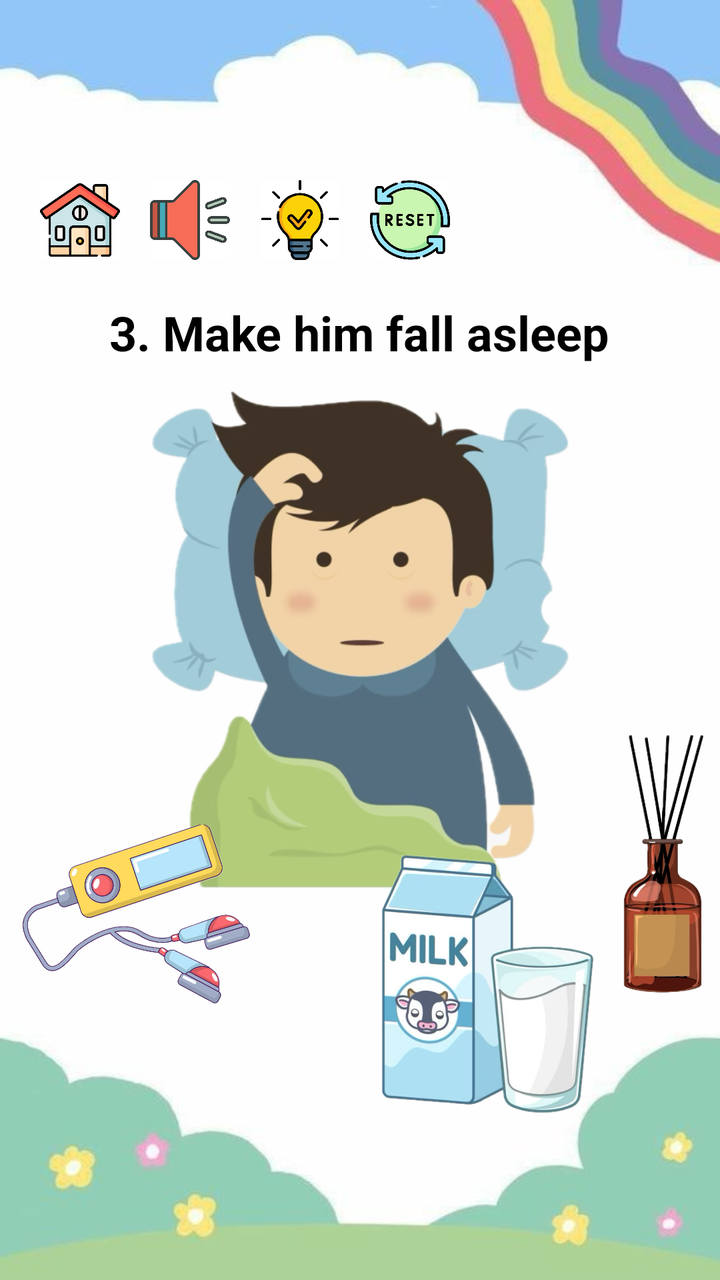
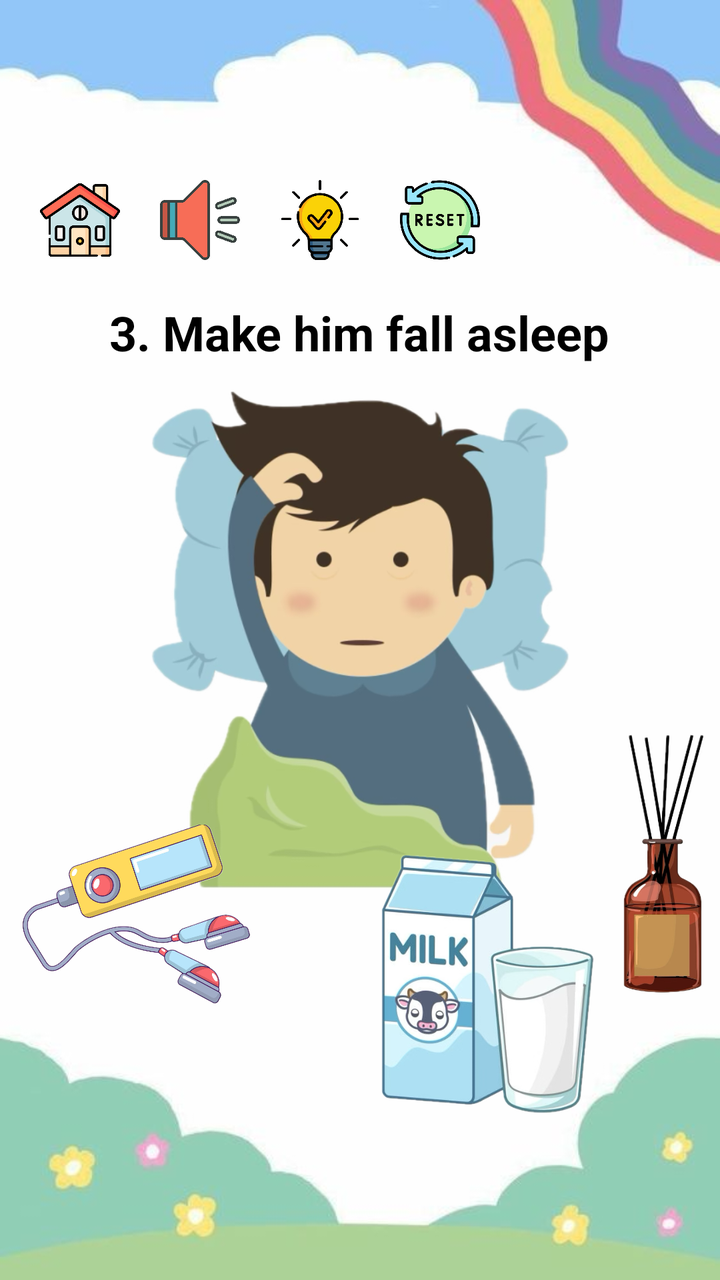

Compare the two renders of this Android layout. The source of the first and the diff that turns it into the second are given below.
<!-- AndroidManifest.xml: application theme Theme.SEHH3165_GP -->
<!-- res/layout/game3_sleep.xml -->
<?xml version="1.0" encoding="utf-8"?>
<RelativeLayout xmlns:android="http://schemas.android.com/apk/res/android"
    xmlns:tools="http://schemas.android.com/tools"
    android:layout_width="match_parent"
    android:layout_height="match_parent"
    tools:context=".Game3">

    <include
        layout="@layout/game_layout"
        android:layout_width="match_parent"
        android:layout_height="wrap_content" />

    <TextView
        android:id="@+id/textView_insomnia"
        android:layout_width="wrap_content"
        android:layout_height="wrap_content"
        android:layout_marginTop="150dp"
        android:layout_centerHorizontal="true"
        android:text="3. Make him fall asleep"
        android:textColor="@color/black"
        android:textSize="24sp"
        android:textStyle="bold" />

    <ImageButton
        android:id="@+id/imageButton_insomnia"
        android:layout_width="wrap_content"
        android:layout_height="250dp"
        android:layout_centerVertical="true"
        android:background="?android:attr/activatedBackgroundIndicator"
        android:scaleType="fitCenter"
        android:src="@drawable/g3_insomnia" />

    <ImageButton
        android:id="@+id/imageButton_aromatherapy"
        android:layout_width="wrap_content"
        android:layout_height="130dp"
        android:layout_alignParentStart="true"
        android:layout_alignParentTop="true"
        android:layout_alignParentEnd="true"
        android:layout_marginStart="294dp"
        android:layout_marginTop="367dp"
        android:layout_marginEnd="-10dp"
        android:background="?android:attr/activatedBackgroundIndicator"
        android:scaleType="fitCenter"
        android:src="@drawable/g3_aromatherapy" />

    <ImageButton
        android:id="@+id/imageButton_mp3"
        android:layout_width="wrap_content"
        android:layout_height="90dp"
        android:layout_alignParentStart="true"
        android:layout_alignParentEnd="true"
        android:layout_alignParentBottom="true"
        android:layout_centerVertical="true"
        android:layout_marginStart="-93dp"
        android:layout_marginEnd="131dp"
        android:layout_marginBottom="138dp"
        android:background="?android:attr/activatedBackgroundIndicator"
        android:scaleType="fitCenter"
        android:src="@drawable/g3_mp3" />

    <ImageButton
        android:id="@+id/imageButton_milk"
        android:layout_width="wrap_content"
        android:layout_height="130dp"
        android:layout_alignParentStart="true"
        android:layout_alignParentEnd="true"
        android:layout_alignParentBottom="true"
        android:layout_centerVertical="true"
        android:layout_marginStart="124dp"
        android:layout_marginEnd="-4dp"
        android:layout_marginBottom="83dp"
        android:background="?android:attr/activatedBackgroundIndicator"
        android:scaleType="fitCenter"
        android:src="@drawable/g3_milk" />

</RelativeLayout>
<!-- res/layout/game_layout.xml (included above) -->
<?xml version="1.0" encoding="utf-8"?>
<RelativeLayout xmlns:android="http://schemas.android.com/apk/res/android"
    android:layout_width="match_parent"
    android:layout_height="match_parent"
    android:background="@drawable/bg_game">

    <ImageButton
        android:id="@+id/imageButton_home"
        android:layout_width="40dp"
        android:layout_height="40dp"
        android:layout_marginStart="20dp"
        android:layout_marginTop="90dp"
        android:background="@android:drawable/screen_background_light"
        android:scaleType="fitCenter"
        android:src="@drawable/setting_home" />

    <ImageButton
        android:id="@+id/imageButton_sound"
        android:layout_width="40dp"
        android:layout_height="40dp"
        android:layout_marginStart="15dp"
        android:layout_marginTop="90dp"
        android:layout_toEndOf="@+id/imageButton_home"
        android:background="@android:drawable/screen_background_light"
        android:scaleType="fitCenter"
        android:src="@drawable/setting_speaker" />

    <ImageButton
        android:id="@+id/imageButton_hint"
        android:layout_width="40dp"
        android:layout_height="40dp"
        android:layout_marginStart="15dp"
        android:layout_marginTop="90dp"
        android:layout_toEndOf="@+id/imageButton_sound"
        android:background="@android:drawable/screen_background_light"
        android:scaleType="fitCenter"
        android:src="@drawable/setting_hint" />

    <ImageButton
        android:id="@+id/imageButton_reset"
        android:layout_width="40dp"
        android:layout_height="40dp"
        android:layout_marginStart="15dp"
        android:layout_marginTop="90dp"
        android:layout_toEndOf="@+id/imageButton_hint"
        android:background="@android:drawable/screen_background_light"
        android:scaleType="fitCenter"
        android:src="@drawable/setting_reset" />

    <ImageButton
        android:id="@+id/imageButton_next"
        android:layout_width="40dp"
        android:layout_height="40dp"
        android:layout_marginStart="15dp"
        android:layout_marginTop="90dp"
        android:layout_toEndOf="@+id/imageButton_reset"
        android:visibility="gone"
        android:background="@android:drawable/screen_background_light"
        android:scaleType="fitCenter"
        android:src="@drawable/setting_next" />

</RelativeLayout>
<!-- resources referenced by this layout -->
<resources>
  <color name="black">#FF000000</color>
  <!-- drawable bg_game: jpg bitmap (drawable, 13552 bytes) -->
  <!-- drawable g3_aromatherapy: jpeg bitmap (drawable, 161398 bytes) -->
  <!-- drawable g3_insomnia: png bitmap (drawable, 151369 bytes) -->
  <!-- drawable g3_milk: png bitmap (drawable, 183707 bytes) -->
  <!-- drawable g3_mp3: jpeg bitmap (drawable, 488669 bytes) -->
  <!-- drawable setting_hint: png bitmap (drawable, 28012 bytes) -->
  <!-- drawable setting_home: png bitmap (drawable, 34155 bytes) -->
  <!-- drawable setting_next: png bitmap (drawable, 42420 bytes) -->
  <!-- drawable setting_reset: png bitmap (drawable, 43959 bytes) -->
  <!-- drawable setting_speaker: png bitmap (drawable, 122319 bytes) -->
  <style name="Theme.SEHH3165_GP" parent="Base.Theme.SEHH3165_GP" />
  <style name="Base.Theme.SEHH3165_GP" parent="Theme.Material3.DayNight.NoActionBar">
          
          
      </style>
</resources>

<!-- the commit's change to res/layout/game3_sleep.xml (unified diff, before → after) -->
@@ -28,7 +28,9 @@
         android:layout_centerVertical="true"
         android:background="?android:attr/activatedBackgroundIndicator"
         android:scaleType="fitCenter"
-        android:src="@drawable/g3_insomnia" />
+        android:src="@drawable/g3_insomnia"
+        android:visibility="visible"
+        android:focusable = "true"/>
 
     <ImageButton
         android:id="@+id/imageButton_aromatherapy"
@@ -43,6 +45,17 @@
         android:background="?android:attr/activatedBackgroundIndicator"
         android:scaleType="fitCenter"
         android:src="@drawable/g3_aromatherapy" />
+
+    <ImageButton
+        android:id="@+id/imageButton_sleeping"
+        android:layout_width="wrap_content"
+        android:layout_height="250dp"
+        android:layout_centerVertical="true"
+        android:background="?android:attr/activatedBackgroundIndicator"
+        android:scaleType="fitCenter"
+        android:src="@drawable/g3_sleeping"
+        android:visibility="invisible"
+        android:focusable = "false"/>
 
     <ImageButton
         android:id="@+id/imageButton_mp3"
@@ -96,18 +109,31 @@
         android:id="@+id/imageButton_sound"
         android:layout_width="40dp"
         android:layout_height="40dp"
-        android:layout_marginStart="15dp"
+        android:layout_marginStart="20dp"
         android:layout_marginTop="90dp"
         android:layout_toEndOf="@+id/imageButton_home"
         android:background="@android:drawable/screen_background_light"
         android:scaleType="fitCenter"
+        android:visibility="visible"
         android:src="@drawable/setting_speaker" />
+
+    <ImageButton
+        android:id="@+id/imageButton_mute"
+        android:layout_width="40dp"
+        android:layout_height="40dp"
+        android:layout_marginStart="20dp"
+        android:layout_marginTop="90dp"
+        android:layout_toEndOf="@+id/imageButton_home"
+        android:background="@android:drawable/screen_background_light"
+        android:scaleType="fitCenter"
+        android:visibility="invisible"
+        android:src="@drawable/setting_mute" />
 
     <ImageButton
         android:id="@+id/imageButton_hint"
         android:layout_width="40dp"
         android:layout_height="40dp"
-        android:layout_marginStart="15dp"
+        android:layout_marginStart="20dp"
         android:layout_marginTop="90dp"
         android:layout_toEndOf="@+id/imageButton_sound"
         android:background="@android:drawable/screen_background_light"
@@ -118,23 +144,11 @@
         android:id="@+id/imageButton_reset"
         android:layout_width="40dp"
         android:layout_height="40dp"
-        android:layout_marginStart="15dp"
+        android:layout_marginStart="20dp"
         android:layout_marginTop="90dp"
         android:layout_toEndOf="@+id/imageButton_hint"
         android:background="@android:drawable/screen_background_light"
         android:scaleType="fitCenter"
         android:src="@drawable/setting_reset" />
 
-    <ImageButton
-        android:id="@+id/imageButton_next"
-        android:layout_width="40dp"
-        android:layout_height="40dp"
-        android:layout_marginStart="15dp"
-        android:layout_marginTop="90dp"
-        android:layout_toEndOf="@+id/imageButton_reset"
-        android:visibility="gone"
-        android:background="@android:drawable/screen_background_light"
-        android:scaleType="fitCenter"
-        android:src="@drawable/setting_next" />
-
 </RelativeLayout>
<!-- resource entries referenced after the edit -->
@@ -6,9 +6,10 @@
   <!-- drawable g3_insomnia: png bitmap (drawable, 151369 bytes) -->
   <!-- drawable g3_milk: png bitmap (drawable, 183707 bytes) -->
   <!-- drawable g3_mp3: jpeg bitmap (drawable, 488669 bytes) -->
+  <!-- drawable g3_sleeping: jpeg bitmap (drawable, 655149 bytes) -->
   <!-- drawable setting_hint: png bitmap (drawable, 28012 bytes) -->
   <!-- drawable setting_home: png bitmap (drawable, 34155 bytes) -->
-  <!-- drawable setting_next: png bitmap (drawable, 42420 bytes) -->
+  <!-- drawable setting_mute: png bitmap (drawable, 156720 bytes) -->
   <!-- drawable setting_reset: png bitmap (drawable, 43959 bytes) -->
   <!-- drawable setting_speaker: png bitmap (drawable, 122319 bytes) -->
   <style name="Theme.SEHH3165_GP" parent="Base.Theme.SEHH3165_GP" />
